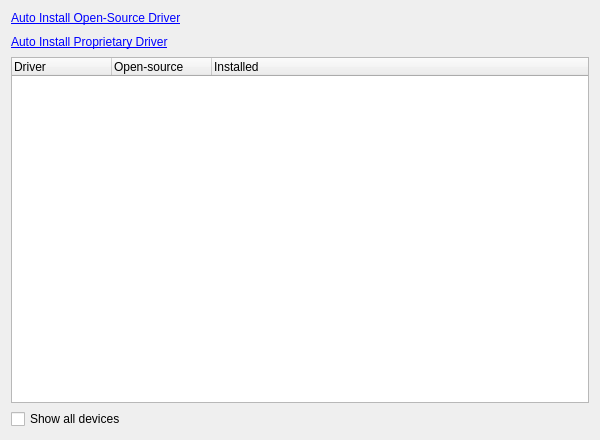
First picture: the form in src/modules/mhwd/ui/PageMhwd.ui, repository manjaro/manjaro-settings-manager, before the edit.
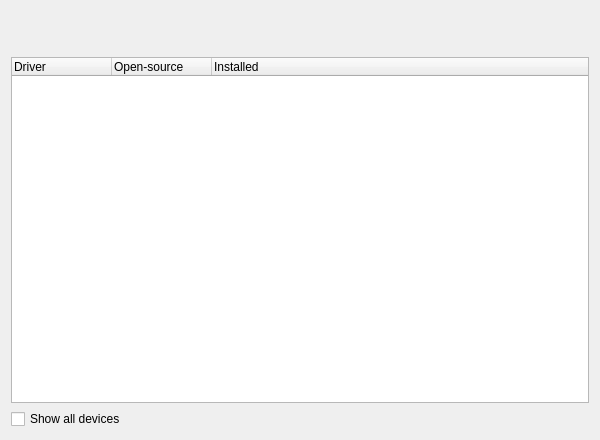
Second picture: the form after the edit.

Commit message: translations: update source translation

The edit to the form file:
```diff
--- a/src/modules/mhwd/ui/PageMhwd.ui
+++ b/src/modules/mhwd/ui/PageMhwd.ui
@@ -34,14 +34,14 @@
      <item>
       <widget class="QLabel" name="buttonInstallFree">
        <property name="text">
-        <string>&lt;a href=&quot;#&quot;&gt;Auto Install Open-Source Driver&lt;/a&gt;</string>
+        <string/>
        </property>
       </widget>
      </item>
      <item>
       <widget class="QLabel" name="buttonInstallNonFree">
        <property name="text">
-        <string>&lt;a href=&quot;#&quot;&gt;Auto Install Proprietary Driver&lt;/a&gt;</string>
+        <string/>
        </property>
        <property name="textFormat">
         <enum>Qt::RichText</enum>
```
The commit also changes 5 other files.
